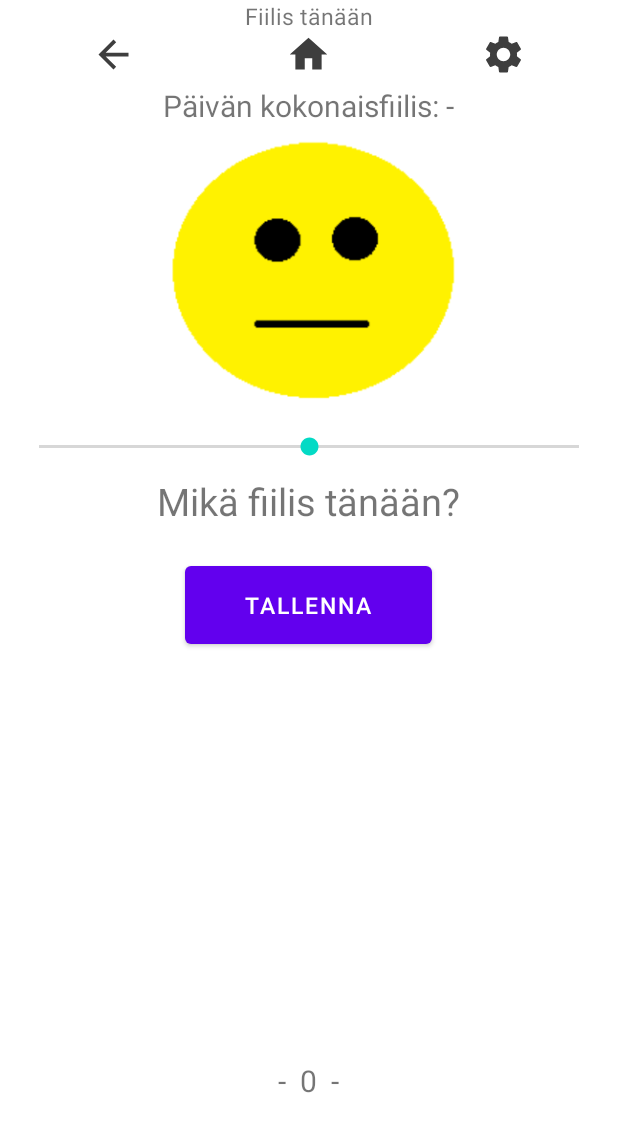
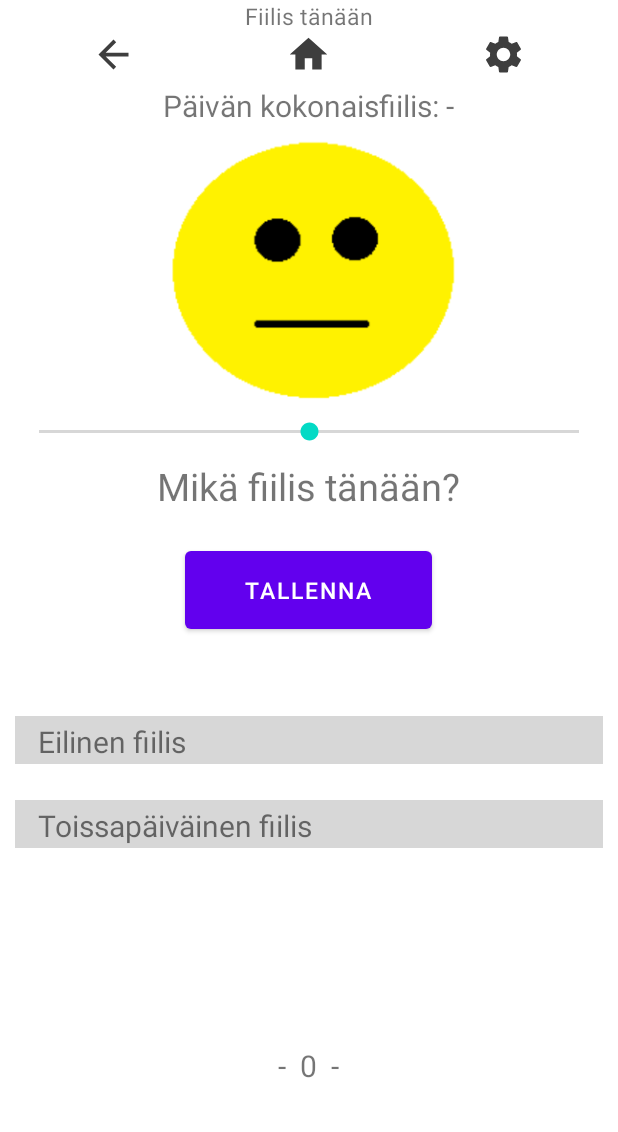
Before and after one commit to duriel666/HyvinVointiAppsi, an Android app: the MainFiilis screen opened directly, with no data from a screen before it, on a phone screen of 412 x 824 dp. Shown: the top 1132 px of the screen. Run offline under Robolectric (Android 15) with nearby library versions, the phone set to English and light mode, and no system bars; 11 statements that could not run were skipped.

Commit message:
Fiilis historia

```diff
--- a/app/src/main/java/mobiili/projekti/DataBase.java
+++ b/app/src/main/java/mobiili/projekti/DataBase.java
@@ -309,8 +309,8 @@ public class DataBase extends SQLiteOpenHelper {
 
     public String deletePaivakirja(String tunnus, int numero) {
         SQLiteDatabase MyDB = getWritableDatabase();
-        MyDB.delete("paivakirja","tunnus =? and numero ='" + numero + "'", new String[]{tunnus});
-        String kirja="poistettu";
+        MyDB.delete("paivakirja", "tunnus =? and numero ='" + numero + "'", new String[]{tunnus});
+        String kirja = "poistettu";
         return kirja;
     }
 
@@ -340,4 +340,45 @@ public class DataBase extends SQLiteOpenHelper {
         c.close();
         return uni;
     }
+
+    public ArrayList<String> getFiilisHistoria(String tunnus) {
+        int num = 0;
+        ArrayList<String> fiilisHistoria = new ArrayList<>();
+        SQLiteDatabase MyDB = this.getReadableDatabase();
+        Cursor c = MyDB.rawQuery("select * from uni where tunnus =? and aika > datetime(" +
+                "'now', 'start of day', '-2 days') and aika < datetime('now', 'start of day'," +
+                "'-1 days')", new String[]{tunnus});
+        ArrayList<String> fiiliseilen = new ArrayList<>();
+        while ((!c.isAfterLast())) {
+            if ((c != null) && (c.getCount() > 0)) {
+                fiiliseilen.add(c.getString(c.getColumnIndexOrThrow("fiilis")));
+                c.moveToNext();
+            }
+        }
+        for (int i = 0; i < fiiliseilen.size(); i++) {
+            num += Integer.parseInt(fiiliseilen.get(i));
+        }
+        if (fiiliseilen.size() > 0) {
+            fiilisHistoria.add(Integer.toString(num / fiiliseilen.size()));
+        }
+        c.close();
+        c = MyDB.rawQuery("select * from uni where tunnus =? and aika > datetime(" +
+                "'now', 'start of day', '-3 days') and aika < datetime('now', 'start of day'," +
+                "'-2 days')", new String[]{tunnus});
+        ArrayList<String> fiilistoissapaiva = new ArrayList<>();
+        while ((!c.isAfterLast())) {
+            if ((c != null) && (c.getCount() > 0)) {
+                fiilistoissapaiva.add(c.getString(c.getColumnIndexOrThrow("fiilis")));
+                c.moveToNext();
+            }
+        }
+        for (int i = 0; i < fiiliseilen.size(); i++) {
+            num += Integer.parseInt(fiilistoissapaiva.get(i));
+        }
+        if (fiiliseilen.size() > 0) {
+            fiilisHistoria.add(Integer.toString(num / fiilistoissapaiva.size()));
+        }
+        c.close();
+        return fiilisHistoria;
+    }
 }
--- a/app/src/main/java/mobiili/projekti/EditPaivakirja.java
+++ b/app/src/main/java/mobiili/projekti/EditPaivakirja.java
@@ -137,10 +137,6 @@ public class EditPaivakirja extends AppCompatActivity {
         });
     }
 
-    /*public boolean isSelected() { //TODO jotaki
-        return selected.isSelected();
-    }*/
-
     public int dp(float num) {
         float num1 = TypedValue.applyDimension(TypedValue.COMPLEX_UNIT_DIP, num, getResources().getDisplayMetrics());
         return Math.round(num1);
--- a/app/src/main/java/mobiili/projekti/MainFiilis.java
+++ b/app/src/main/java/mobiili/projekti/MainFiilis.java
@@ -3,11 +3,13 @@ package mobiili.projekti;
 import androidx.appcompat.app.AppCompatActivity;
 
 import android.content.Intent;
+import android.graphics.Color;
 import android.os.Bundle;
 import android.util.TypedValue;
 import android.widget.Button;
 import android.widget.ImageButton;
 import android.widget.ImageView;
+import android.widget.ProgressBar;
 import android.widget.SeekBar;
 import android.widget.TextView;
 import android.widget.Toast;
@@ -88,6 +90,33 @@ public class MainFiilis extends AppCompatActivity {
             }
         });
 
+        ProgressBar fiilisEilen = findViewById(R.id.fiilisEilen);
+        ProgressBar fiilisTp = findViewById(R.id.fiilisTp);
+        ArrayList<String> historia = DB.getFiilisHistoria(tunnus);
+        int index = historia.size();
+        if (index > 0) {
+            fiilisEilen.setProgress(Integer.parseInt(historia.get(0)) + 100);
+            if (Integer.parseInt(historia.get(0)) < 100) {
+                fiilisEilen.getProgressDrawable().setColorFilter(Color.RED, android.graphics.PorterDuff.Mode.SRC_IN);
+            }
+            if (Integer.parseInt(historia.get(0)) > 100) {
+                fiilisEilen.getProgressDrawable().setColorFilter(Color.GREEN, android.graphics.PorterDuff.Mode.SRC_IN);
+            }
+            if (index > 1) {
+                fiilisTp.setProgress(Integer.parseInt(historia.get(1)) + 100);
+                if (Integer.parseInt(historia.get(1)) < 100) {
+                    fiilisTp.getProgressDrawable().setColorFilter(Color.RED, android.graphics.PorterDuff.Mode.SRC_IN);
+                }
+                if (Integer.parseInt(historia.get(1)) > 100) {
+                    fiilisTp.getProgressDrawable().setColorFilter(Color.GREEN, android.graphics.PorterDuff.Mode.SRC_IN);
+                }
+            } else {
+                fiilisTp.setProgress(0);
+            }
+        } else {
+            fiilisEilen.setProgress(0);
+        }
+
         tallenna = findViewById(R.id.tallennaFiilis);
         tallenna.setOnClickListener(v ->
         {
--- a/app/src/main/res/layout/activity_main_fiilis.xml
+++ b/app/src/main/res/layout/activity_main_fiilis.xml
@@ -65,14 +65,14 @@
     </LinearLayout>
 
     <TextView
+        android:id="@+id/fiilisTanaan"
         android:layout_width="wrap_content"
         android:layout_height="wrap_content"
-        android:id="@+id/fiilisTanaan"
-        android:text="@string/fiilistanaan"
+        android:layout_below="@id/valikko"
         android:layout_centerHorizontal="true"
         android:layout_marginTop="5dp"
-        android:textSize="20sp"
-        android:layout_below="@id/valikko"/>
+        android:text="@string/fiilistanaan"
+        android:textSize="20sp" />
 
     <ImageView
         android:id="@+id/fiilisKuva"
@@ -97,7 +97,7 @@
         android:layout_width="match_parent"
         android:layout_height="wrap_content"
         android:layout_below="@+id/fiilisKuva"
-        android:layout_marginTop="10dp"
+        android:layout_marginTop="0dp"
         android:max="100"
         android:min="-100"
         android:progress="0" />
@@ -124,4 +124,48 @@
         android:text="@string/tallenna1"
         android:textSize="15sp" />
 
+    <TextView
+        android:layout_width="wrap_content"
+        android:layout_height="wrap_content"
+        android:id="@+id/fiilisEilenTeksti"
+        android:layout_below="@+id/tallennaFiilis"
+        android:layout_marginTop="55dp"
+        android:text="Eilinen fiilis"
+        android:paddingStart="15dp"
+        android:textSize="20sp" />
+
+    <ProgressBar
+        android:id="@+id/fiilisEilen"
+        style="?android:attr/progressBarStyleHorizontal"
+        android:layout_width="match_parent"
+        android:layout_height="wrap_content"
+        android:layout_below="@+id/tallennaFiilis"
+        android:layout_marginTop="60dp"
+        android:max="200"
+        android:min="0"
+        android:scaleY="8"
+        android:progress="0" />
+
+    <TextView
+        android:layout_width="wrap_content"
+        android:layout_height="wrap_content"
+        android:id="@+id/fiilisTpTeksti"
+        android:layout_below="@+id/fiilisEilen"
+        android:layout_marginTop="35dp"
+        android:text="Toissapäiväinen fiilis"
+        android:paddingStart="15dp"
+        android:textSize="20sp" />
+
+    <ProgressBar
+        android:id="@+id/fiilisTp"
+        style="?android:attr/progressBarStyleHorizontal"
+        android:layout_width="match_parent"
+        android:layout_height="wrap_content"
+        android:layout_below="@+id/fiilisEilen"
+        android:layout_marginTop="40dp"
+        android:max="200"
+        android:min="0"
+        android:scaleY="8"
+        android:progress="0" />
+
 </RelativeLayout>
--- a/app/src/main/res/layout/activity_main_uni.xml
+++ b/app/src/main/res/layout/activity_main_uni.xml
@@ -79,11 +79,11 @@
         style="?android:attr/progressBarStyleHorizontal"
         android:layout_width="match_parent"
         android:layout_height="40dp"
+        android:layout_below="@id/uniNukuttu"
+        android:layout_centerHorizontal="true"
+        android:layout_marginTop="0dp"
         android:max="100"
         android:min="0"
-        android:layout_marginTop="0dp"
-        android:layout_below="@id/uniNukuttu"
-        android:layout_centerHorizontal="true"
         android:paddingHorizontal="10dp"
         android:scaleY="8" />
 
--- a/app/src/main/res/layout/activity_main_vesi.xml
+++ b/app/src/main/res/layout/activity_main_vesi.xml
@@ -127,7 +127,7 @@
         android:layout_marginTop="15dp"
         android:layout_toRightOf="@+id/vesiMaara"
         android:text="@string/ml"
-        android:textSize="20sp" />
+        android:textSize="25sp" />
 
     <Button
         android:id="@+id/tallennaVesi"
```
Also changed, not shown: app/src/main/java/mobiili/projekti/MainPage.java (+3 -4 lines), app/src/main/java/mobiili/projekti/MainUni.java (+10 -6 lines), app/src/main/java/mobiili/projekti/MainVesi.java (+11 -5 lines).
